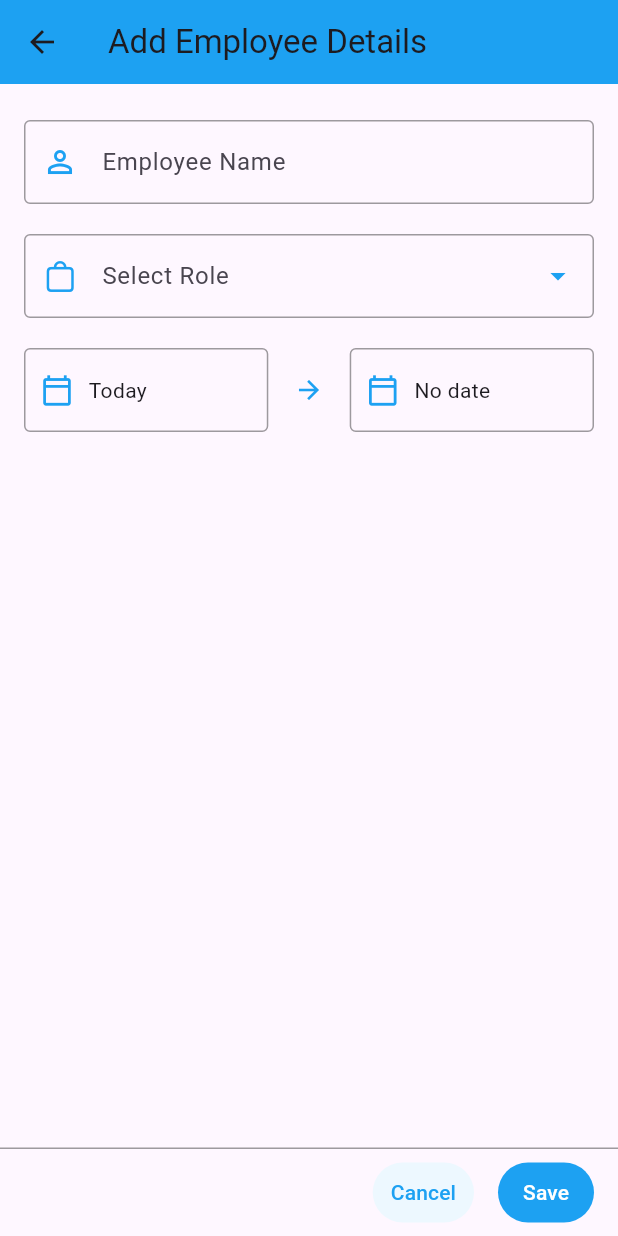
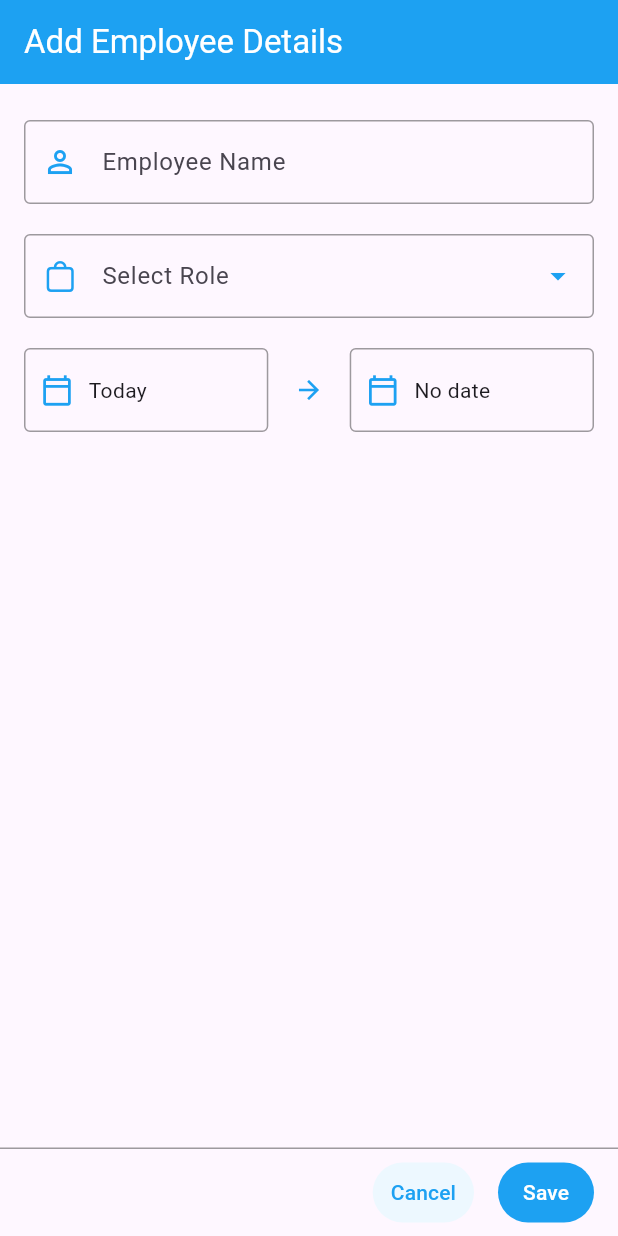
Before and after one commit to anant-kannaik/employee_tracker, a Flutter app: the screen it shows after launch, after a tap on the "add" icon, on a phone screen of 412 x 824 dp. Run offline on Flutter 3.47's test engine with Material 3 defaults, Android fonts, the phone set to English and light mode, and no system bars; our stand-ins replace flutter_bloc, sqflite, syncfusion_flutter_datepicker; accounts and stored records are empty.

Commit message:
Changed app bar text color to white

```diff
--- a/lib/main.dart
+++ b/lib/main.dart
@@ -13,19 +13,8 @@ class MyApp extends StatelessWidget {
   // This widget is the root of your application.
   @override
   Widget build(BuildContext context) {
-    return MaterialApp(
+    return const MaterialApp(
       debugShowCheckedModeBanner: false,
-      theme: ThemeData(
-        navigationBarTheme: NavigationBarThemeData(
-          labelTextStyle: WidgetStateProperty.resolveWith(
-            (states) {
-              return const TextStyle(
-                color: Colors.white,
-              );
-            },
-          ),
-        ),
-      ),
       onGenerateRoute: Routes.onGenerateRoute,
       initialRoute: employeeListScreenRouteName,
       title: appNameText,
--- a/lib/screens/add_employee_details_screen.dart
+++ b/lib/screens/add_employee_details_screen.dart
@@ -63,9 +63,13 @@ class _AddEmployeeDetailsScreenState extends State<AddEmployeeDetailsScreen> {
     return Scaffold(
       appBar: AppBar(
         backgroundColor: AppColors.primaryColor,
-        title: Text(widget.employee != null
-            ? editEmployeeDetailsScreenTitle
-            : addEmployeeDetailsScreenTitle),
+        title: Text(
+          widget.employee != null
+              ? editEmployeeDetailsScreenTitle
+              : addEmployeeDetailsScreenTitle,
+          style: const TextStyle(color: Colors.white),
+        ),
+        automaticallyImplyLeading: false,
         actions: [
           if (widget.employee != null) ...[
             IconButton(
--- a/lib/screens/employee_list_screen.dart
+++ b/lib/screens/employee_list_screen.dart
@@ -40,7 +40,10 @@ class _EmployeeListScreenState extends State<EmployeeListScreen> {
     return Scaffold(
       appBar: AppBar(
         backgroundColor: AppColors.primaryColor,
-        title: const Text(employeeListScreenTitle),
+        title: const Text(
+          employeeListScreenTitle,
+          style: TextStyle(color: Colors.white),
+        ),
       ),
       body: BlocListener<EmployeeListScreenBloc, EmployeeListScreenState>(
         listener: (BuildContext context, state) {
@@ -78,6 +81,8 @@ class _EmployeeListScreenState extends State<EmployeeListScreen> {
             },
           );
         },
+        backgroundColor: AppColors.primaryColor,
+        foregroundColor: Colors.white,
         shape: const RoundedRectangleBorder(
           borderRadius: BorderRadius.all(Radius.circular(10.0)),
         ),
```
